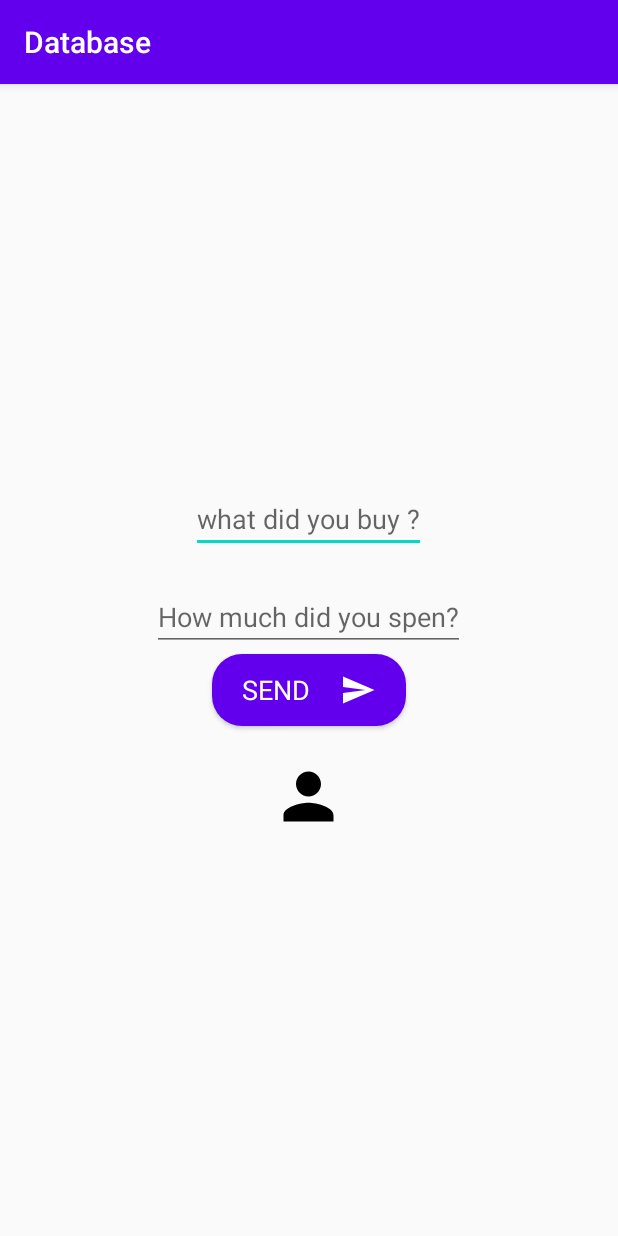
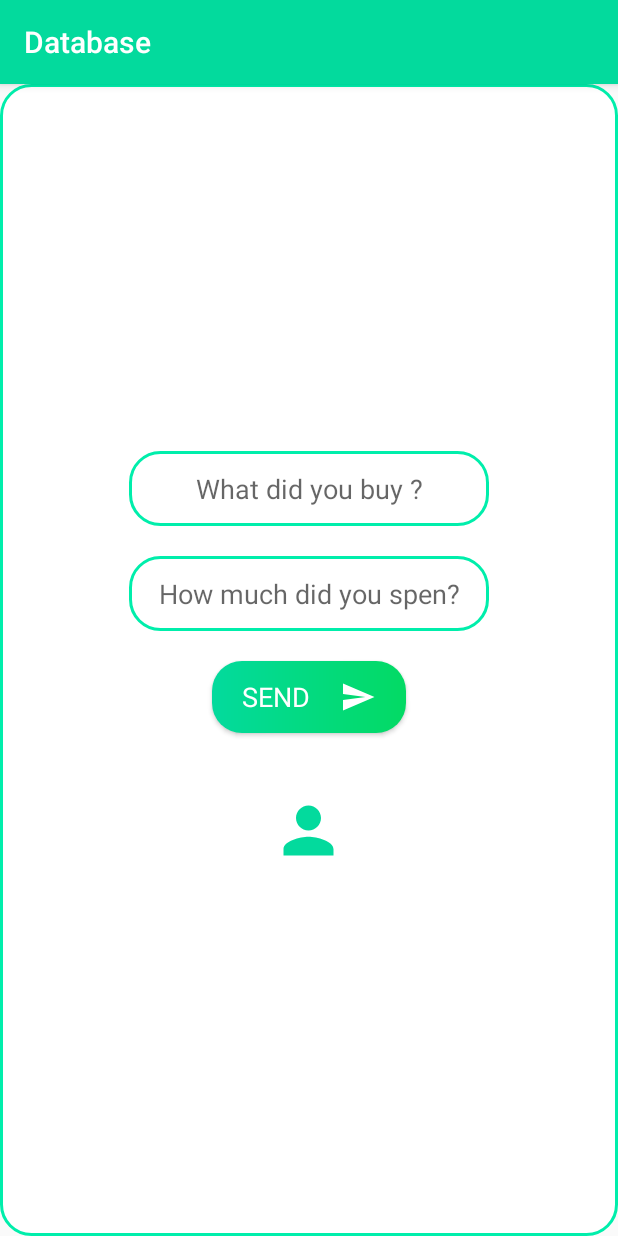
Before and after one commit to FigueroaSergio/appAccounting, an Android app: the screen it shows after launch (MainActivity), on a phone screen of 412 x 824 dp. Run offline under Robolectric (Android 15) with nearby library versions, the phone set to English and light mode, and no system bars; our stand-ins replace Room's generated code.

Commit message:
change of colors

```diff
--- a/app/src/main/res/drawable/person.xml
+++ b/app/src/main/res/drawable/person.xml
@@ -3,7 +3,7 @@
     android:height="24dp"
     android:viewportWidth="24"
     android:viewportHeight="24"
-    android:tint="#000000">
+    android:tint="@color/colorPrimary">
   <path
       android:fillColor="@android:color/white"
       android:pathData="M12,12c2.21,0 4,-1.79 4,-4s-1.79,-4 -4,-4 -4,1.79 -4,4 1.79,4 4,4zM12,14c-2.67,0 -8,1.34 -8,4v2h16v-2c0,-2.66 -5.33,-4 -8,-4z"/>
--- a/app/src/main/res/drawable/shape_btn_false.xml
+++ b/app/src/main/res/drawable/shape_btn_false.xml
@@ -10,6 +10,6 @@
         android:width="80dp"/>
     <stroke
         android:width="2dp"
-        android:color="@color/colorPrimary"/>
+        android:color="#00EEAB"/>
 
 </shape>
--- a/app/src/main/res/drawable/shape_btn_true.xml
+++ b/app/src/main/res/drawable/shape_btn_true.xml
@@ -3,9 +3,9 @@
 <corners
     android:radius="20dp"
     />
-    <solid
-        android:color="@color/colorPrimary"
-        />
+   <gradient
+       android:startColor="@color/colorPrimary"
+       android:endColor="@color/colorPrimaryDark"/>
     <size android:height="40dp"
         android:width="80dp"/>
 <padding
--- a/app/src/main/res/drawable/splash_screen.xml
+++ b/app/src/main/res/drawable/splash_screen.xml
@@ -7,4 +7,5 @@
         android:gravity="center"/>
 
 
+
 </layer-list>
--- a/app/src/main/res/layout/activity_main.xml
+++ b/app/src/main/res/layout/activity_main.xml
@@ -6,42 +6,54 @@
     android:layout_height="match_parent"
     tools:context=".MainActivity"
     android:orientation="vertical"
-    android:gravity="center"
+
     android:id="@+id/mainView"
     android:clickable="true"
-    android:focusable="true">
+    android:focusable="true"
+    android:gravity="center"
+    android:background="@drawable/shape_btn_false">
 
     <EditText
         android:id="@+id/plh_description"
-        android:layout_width="wrap_content"
-        android:layout_height="wrap_content"
+        android:layout_width="@dimen/edtWidth"
+        android:layout_height="@dimen/edtHeight"
         android:maxLength="12"
-        android:singleLine="true"
+        android:gravity="center"
+
+
+
         android:imeOptions="actionNext"
         android:nextFocusForward="@id/plh_value"
-
-        android:hint="what did you buy ?"
-        />
+        android:background="@drawable/shape_btn_false"
+        android:hint="@string/EdtMainDes"
+        android:autofillHints="Nada"
+        android:inputType="text" />
     <EditText
         android:id="@+id/plh_value"
-        android:layout_width="wrap_content"
-        android:layout_height="wrap_content"
+        android:layout_width="@dimen/edtWidth"
+        android:layout_height="@dimen/edtHeight"
+        android:gravity="center"
+        android:background="@drawable/shape_btn_false"
+
         android:singleLine="true"
         android:focusable="true"
 
-        android:hint="How much did you spen?"
+        android:hint="@string/EdtMainVaulue"
         android:maxLength="12"
         android:inputType="number"
-        android:layout_marginTop="20dp"/>
+        android:layout_marginTop="20dp"
+        android:autofillHints="00" />
     <Button
         android:id="@+id/btn_send"
         android:layout_width="wrap_content"
         android:layout_height="wrap_content"
-        android:text="SEND"
+        android:layout_margin="20dp"
+
+        android:text="@string/btnSend"
         android:background="@drawable/shape_btn_true"
         style="@style/ok"
 
-        android:layout_marginTop="100dp"
+
 
         android:drawablePadding="20dp"
         android:drawableEnd="@drawable/send"
@@ -51,7 +63,8 @@
         android:layout_width="50dp"
         android:layout_height="50dp"
         android:src="@drawable/person"
-        android:layout_marginTop="20dp"/>
+        android:layout_marginTop="20dp"
+        android:contentDescription="@string/persoDes" />
 
 
 
--- a/app/src/main/res/values/colors.xml
+++ b/app/src/main/res/values/colors.xml
@@ -1,6 +1,6 @@
 <?xml version="1.0" encoding="utf-8"?>
 <resources>
-    <color name="colorPrimary">#6200EE</color>
-    <color name="colorPrimaryDark">#3700B3</color>
+    <color name="colorPrimary">#03DA9D</color>
+    <color name="colorPrimaryDark">#03DA64</color>
     <color name="colorAccent">#03DAC5</color>
 </resources>
--- /dev/null
+++ b/app/src/main/res/values/dimens.xml
@@ -0,0 +1,5 @@
+<?xml version="1.0" encoding="utf-8"?>
+<resources>
+    <dimen name="edtWidth">240dp</dimen>
+    <dimen name="edtHeight">50dp</dimen>
+</resources>
--- a/app/src/main/res/values/strings.xml
+++ b/app/src/main/res/values/strings.xml
@@ -1,3 +1,7 @@
 <resources>
     <string name="app_name">Database</string>
+    <string name="EdtMainDes">What did you buy ?</string>
+    <string name="EdtMainVaulue">How much did you spen?</string>
+    <string name="btnSend">SEND</string>
+    <string name="persoDes">Icon dor accs to the Accounts</string>
 </resources>
```
